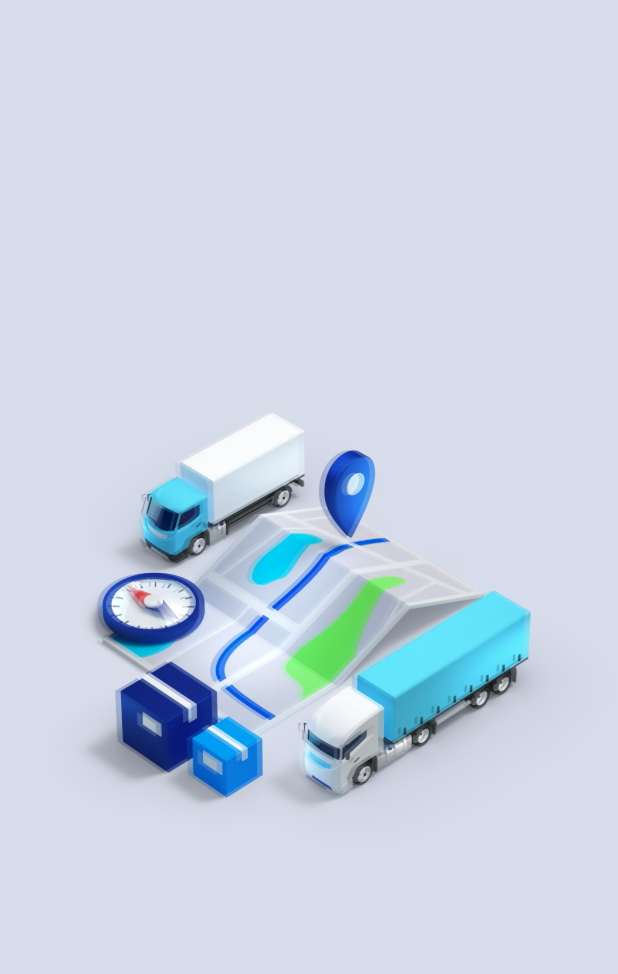
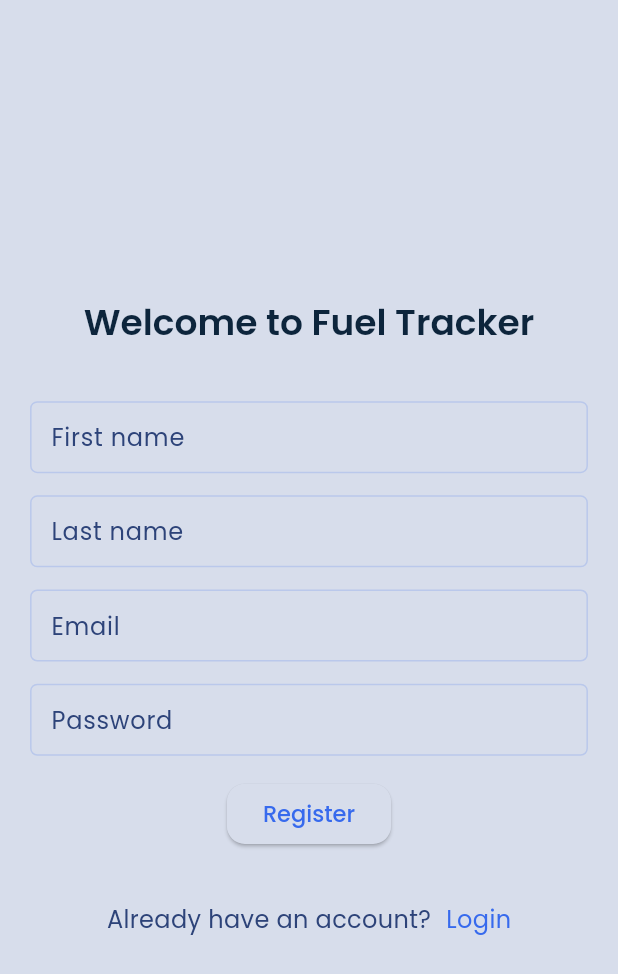
Before and after one commit to meraf00/fleet-fuel-manager, a Flutter app: the screen it shows after launch, on a phone screen of 412 x 824 dp. Shown: the top 974 px of the screen. Run offline on Flutter 3.47's test engine with Material 3 defaults, Android fonts, the phone set to English and light mode, and no system bars; our stand-ins replace flutter_screenutil, get_it, shared_preferences.

Commit message:
feat: add login and register page

```diff
--- a/fuel_tracker/lib/main.dart
+++ b/fuel_tracker/lib/main.dart
@@ -1,7 +1,10 @@
 import 'package:flutter/material.dart';
 import 'package:flutter_screenutil/flutter_screenutil.dart';
+import 'package:fuel_tracker/presentation/screens/login_screen.dart';
 
 import 'presentation/screens/home_screen.dart';
+import 'presentation/screens/my_activity_screen.dart';
+import 'presentation/screens/register_screen.dart';
 import 'theme/app_theme.dart';
 import 'injection_container.dart' as di;
 
@@ -27,8 +30,9 @@ class MyApp extends StatelessWidget {
         initialRoute: '/',
         routes: {
           '/': (context) => const HomeScreen(),
-          '/login': (context) => const HomeScreen(),
-          '/fuel-tracking': (context) => const HomeScreen(),
+          '/login': (context) => const LoginScreen(),
+          '/register': (context) => const RegisterScreen(),
+          '/fuel-tracking': (context) => const ReportListScreen(),
         },
       ),
     );
--- a/fuel_tracker/lib/presentation/screens/home_screen.dart
+++ b/fuel_tracker/lib/presentation/screens/home_screen.dart
@@ -1,6 +1,7 @@
 import 'package:flutter/material.dart';
 import 'package:fuel_tracker/features/auth/repository.dart';
 import '../../injection_container.dart' as di;
+import 'dart:developer';
 
 class HomeScreen extends StatefulWidget {
   const HomeScreen({super.key});
@@ -19,7 +20,7 @@ class _HomeScreenState extends State<HomeScreen> {
       if (isLoggedIn) {
         Navigator.pushReplacementNamed(context, '/fuel-tracking');
       } else {
-        Navigator.pushReplacementNamed(context, '/login');
+        Navigator.pushReplacementNamed(context, '/register');
       }
     });
   }
@@ -27,6 +28,7 @@ class _HomeScreenState extends State<HomeScreen> {
   @override
   Widget build(BuildContext context) {
     return Scaffold(
+      backgroundColor: Colors.white,
       body: Center(
         child: Image.asset('assets/images/splashscreen.png'),
       ),
--- /dev/null
+++ b/fuel_tracker/lib/presentation/screens/register_screen.dart
@@ -0,0 +1,90 @@
+import 'package:flutter/material.dart';
+import 'package:flutter_screenutil/flutter_screenutil.dart';
+import 'package:fuel_tracker/presentation/widgets/custom_text_field.dart';
+import 'package:fuel_tracker/theme/app_colors.dart';
+
+class RegisterScreen extends StatefulWidget {
+  const RegisterScreen({Key? key}) : super(key: key);
+
+  static const routeName = '/register';
+
+  @override
+  State<RegisterScreen> createState() => _RegisterScreenState();
+}
+
+class _RegisterScreenState extends State<RegisterScreen> {
+  @override
+  Widget build(BuildContext context) {
+    return Scaffold(
+      body: SafeArea(
+        child: Padding(
+          padding: EdgeInsets.symmetric(vertical: 20.h, horizontal: 20.w),
+          child: Column(
+            mainAxisAlignment: MainAxisAlignment.center,
+            children: [
+              //
+              Text(
+                "Welcome to Fuel Tracker",
+                style: Theme.of(context).textTheme.titleLarge,
+              ),
+              SizedBox(height: 40.h),
+
+              //
+              //
+              CustomTextFormField(
+                controller: TextEditingController(),
+                labelText: 'First name',
+              ),
+              //
+              CustomTextFormField(
+                controller: TextEditingController(),
+                labelText: 'Last name',
+              ),
+              //
+              CustomTextFormField(
+                controller: TextEditingController(),
+                labelText: 'Email',
+              ),
+              //
+              CustomTextFormField(
+                controller: TextEditingController(),
+                labelText: 'Password',
+              ),
+
+              ElevatedButton(
+                onPressed: () {
+                  Navigator.pushNamed(context, '/fuel-tracking');
+                },
+                child: const Text('Register'),
+              ),
+
+              SizedBox(height: 20.h),
+
+              const Divider(
+                color: AppColors.gray200,
+              ),
+
+              Row(
+                mainAxisAlignment: MainAxisAlignment.center,
+                crossAxisAlignment: CrossAxisAlignment.center,
+                children: [
+                  const Text("Already have an account?"),
+                  SizedBox(
+                    width: 10.w,
+                  ),
+                  GestureDetector(
+                    onTap: () {
+                      Navigator.pushNamed(context, '/login');
+                    },
+                    child: const Text('Login',
+                        style: TextStyle(color: AppColors.blue)),
+                  ),
+                ],
+              ),
+            ],
+          ),
+        ),
+      ),
+    );
+  }
+}
--- /dev/null
+++ b/fuel_tracker/lib/presentation/widgets/custom_text_field.dart
@@ -0,0 +1,49 @@
+import 'package:flutter/material.dart';
+import 'package:flutter_screenutil/flutter_screenutil.dart';
+
+import '../../theme/app_colors.dart';
+
+class CustomTextFormField extends StatelessWidget {
+  const CustomTextFormField({
+    super.key,
+    required TextEditingController controller,
+    required this.labelText,
+  }) : _controller = controller;
+
+  final TextEditingController _controller;
+  final String labelText;
+
+  @override
+  Widget build(BuildContext context) {
+    return SizedBox(
+      height: 66.h,
+      child: TextFormField(
+        obscureText: labelText == 'Password' ? true : false,
+        controller: _controller,
+        cursorColor: AppColors.darkBlue,
+        decoration: InputDecoration(
+            enabledBorder: OutlineInputBorder(
+                borderRadius: BorderRadius.circular(5.r),
+                borderSide:
+                    const BorderSide(color: Color.fromARGB(47, 55, 107, 237))),
+            focusedBorder: OutlineInputBorder(
+                borderRadius: BorderRadius.circular(5.r),
+                borderSide: const BorderSide(color: AppColors.blue)),
+            labelText: labelText,
+            labelStyle: TextStyle(
+              fontSize: 16.sp,
+              fontFamily: 'Poppins',
+              color: AppColors.darkBlue,
+            ),
+            contentPadding:
+                EdgeInsets.symmetric(vertical: 10.h, horizontal: 10.w),
+            floatingLabelBehavior: FloatingLabelBehavior.auto),
+        style: TextStyle(
+          fontSize: 16.sp,
+          fontFamily: 'Poppins',
+          color: AppColors.darkBlue,
+        ),
+      ),
+    );
+  }
+}
```
Also changed, not shown: fuel_tracker/lib/presentation/screens/login_screen.dart (+69 -2 lines), fuel_tracker/pubspec.lock, 1 other file.
